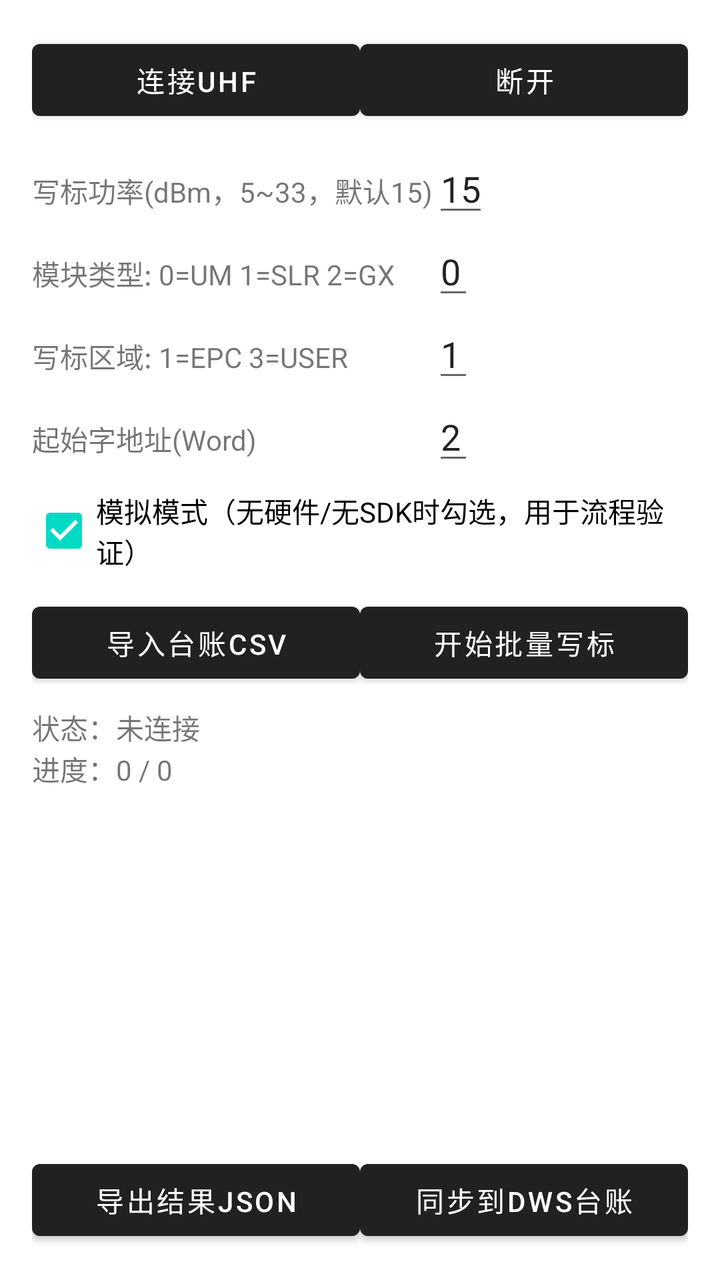
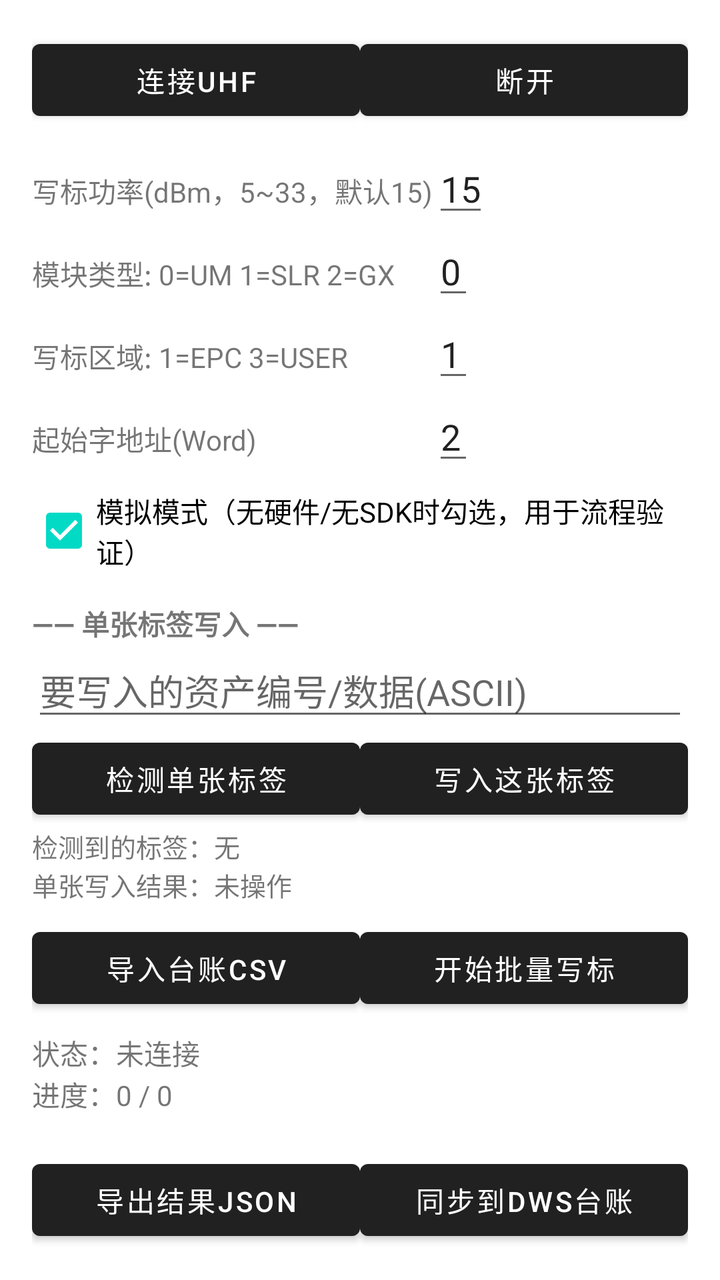

An Android layout rendered at two revisions. The XML below is the earlier revision; the diff shows what the commit changed to produce the second picture.
<!-- AndroidManifest.xml: application theme Theme.MaterialComponents.DayNight.DarkActionBar -->
<!-- res/layout/activity_main.xml -->
<?xml version="1.0" encoding="utf-8"?>
<LinearLayout xmlns:android="http://schemas.android.com/apk/res/android"
    android:layout_width="match_parent"
    android:layout_height="match_parent"
    android:orientation="vertical"
    android:padding="16dp">

    
    <LinearLayout
        android:layout_width="match_parent"
        android:layout_height="wrap_content"
        android:orientation="horizontal">
        <Button
            android:id="@+id/btnConnect"
            android:layout_width="0dp"
            android:layout_height="wrap_content"
            android:layout_weight="1"
            android:text="连接UHF" />
        <Button
            android:id="@+id/btnDisconnect"
            android:layout_width="0dp"
            android:layout_height="wrap_content"
            android:layout_weight="1"
            android:text="断开" />
    </LinearLayout>

    <GridLayout
        android:layout_width="match_parent"
        android:layout_height="wrap_content"
        android:columnCount="2"
        android:rowCount="4"
        android:layout_marginTop="8dp">

        <TextView android:text="@string/hint_power" />
        <EditText
            android:id="@+id/etPower"
            android:inputType="number"
            android:text="15" />

        <TextView android:text="@string/hint_module" />
        <EditText
            android:id="@+id/etModule"
            android:inputType="number"
            android:text="0" />

        <TextView android:text="@string/hint_target_bank" />
        <EditText
            android:id="@+id/etBank"
            android:inputType="number"
            android:text="1" />

        <TextView android:text="@string/hint_start_word" />
        <EditText
            android:id="@+id/etStartWord"
            android:inputType="number"
            android:text="2" />
    </GridLayout>

    
    <CheckBox
        android:id="@+id/chkSimulate"
        android:layout_width="match_parent"
        android:layout_height="wrap_content"
        android:layout_marginTop="4dp"
        android:checked="true"
        android:text="模拟模式（无硬件/无SDK时勾选，用于流程验证）" />

    
    <LinearLayout
        android:layout_width="match_parent"
        android:layout_height="wrap_content"
        android:orientation="horizontal"
        android:layout_marginTop="8dp">
        <Button
            android:id="@+id/btnImport"
            android:layout_width="0dp"
            android:layout_height="wrap_content"
            android:layout_weight="1"
            android:text="导入台账CSV" />
        <Button
            android:id="@+id/btnStartWrite"
            android:layout_width="0dp"
            android:layout_height="wrap_content"
            android:layout_weight="1"
            android:text="开始批量写标" />
    </LinearLayout>

    
    <TextView
        android:id="@+id/tvStatus"
        android:layout_width="match_parent"
        android:layout_height="wrap_content"
        android:layout_marginTop="8dp"
        android:text="状态：未连接"
        android:textSize="14sp" />

    <TextView
        android:id="@+id/tvProgress"
        android:layout_width="match_parent"
        android:layout_height="wrap_content"
        android:text="进度：0 / 0"
        android:textSize="14sp" />

    
    <androidx.recyclerview.widget.RecyclerView
        android:id="@+id/rvResults"
        android:layout_width="match_parent"
        android:layout_height="0dp"
        android:layout_weight="1"
        android:layout_marginTop="8dp" />

    
    <LinearLayout
        android:layout_width="match_parent"
        android:layout_height="wrap_content"
        android:orientation="horizontal">
        <Button
            android:id="@+id/btnExport"
            android:layout_width="0dp"
            android:layout_height="wrap_content"
            android:layout_weight="1"
            android:text="导出结果JSON" />
        <Button
            android:id="@+id/btnSync"
            android:layout_width="0dp"
            android:layout_height="wrap_content"
            android:layout_weight="1"
            android:text="同步到dws台账" />
    </LinearLayout>
</LinearLayout>
<!-- resources referenced by this layout -->
<resources>
  <string name="hint_module">模块类型: 0=UM 1=SLR 2=GX</string>
  <string name="hint_power">写标功率(dBm，5~33，默认15)</string>
  <string name="hint_start_word">起始字地址(Word)</string>
  <string name="hint_target_bank">写标区域: 1=EPC 3=USER</string>
</resources>

<!-- the commit's change to res/layout/activity_main.xml (unified diff, before → after) -->
@@ -66,6 +66,53 @@
         android:text="模拟模式（无硬件/无SDK时勾选，用于流程验证）" />
 
     
+    <TextView
+        android:layout_width="match_parent"
+        android:layout_height="wrap_content"
+        android:layout_marginTop="12dp"
+        android:textStyle="bold"
+        android:text="@string/single_section" />
+
+    <EditText
+        android:id="@+id/etSingleAsset"
+        android:layout_width="match_parent"
+        android:layout_height="wrap_content"
+        android:inputType="text"
+        android:hint="@string/hint_single_asset" />
+
+    <LinearLayout
+        android:layout_width="match_parent"
+        android:layout_height="wrap_content"
+        android:orientation="horizontal">
+        <Button
+            android:id="@+id/btnDetectSingle"
+            android:layout_width="0dp"
+            android:layout_height="wrap_content"
+            android:layout_weight="1"
+            android:text="@string/btn_detect_single" />
+        <Button
+            android:id="@+id/btnWriteSingle"
+            android:layout_width="0dp"
+            android:layout_height="wrap_content"
+            android:layout_weight="1"
+            android:text="@string/btn_write_single" />
+    </LinearLayout>
+
+    <TextView
+        android:id="@+id/tvDetected"
+        android:layout_width="match_parent"
+        android:layout_height="wrap_content"
+        android:text="@string/tv_detected"
+        android:textSize="13sp" />
+
+    <TextView
+        android:id="@+id/tvSingleResult"
+        android:layout_width="match_parent"
+        android:layout_height="wrap_content"
+        android:text="@string/tv_single_result"
+        android:textSize="13sp" />
+
+    
     <LinearLayout
         android:layout_width="match_parent"
         android:layout_height="wrap_content"
<!-- resource entries referenced after the edit -->
@@ -1,8 +1,14 @@
 <!-- resources referenced by this layout -->
 <resources>
+  <string name="btn_detect_single">检测单张标签</string>
+  <string name="btn_write_single">写入这张标签</string>
   <string name="hint_module">模块类型: 0=UM 1=SLR 2=GX</string>
   <string name="hint_power">写标功率(dBm，5~33，默认15)</string>
+  <string name="hint_single_asset">要写入的资产编号/数据(ASCII)</string>
   <string name="hint_start_word">起始字地址(Word)</string>
   <string name="hint_target_bank">写标区域: 1=EPC 3=USER</string>
+  <string name="single_section">—— 单张标签写入 ——</string>
+  <string name="tv_detected">检测到的标签：无</string>
+  <string name="tv_single_result">单张写入结果：未操作</string>
 </resources>
 
